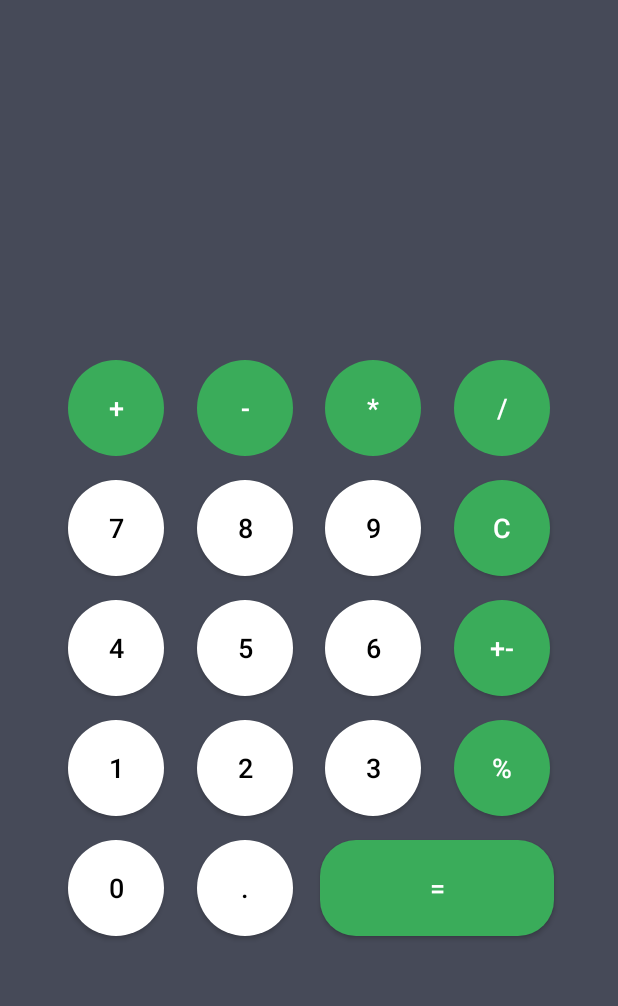
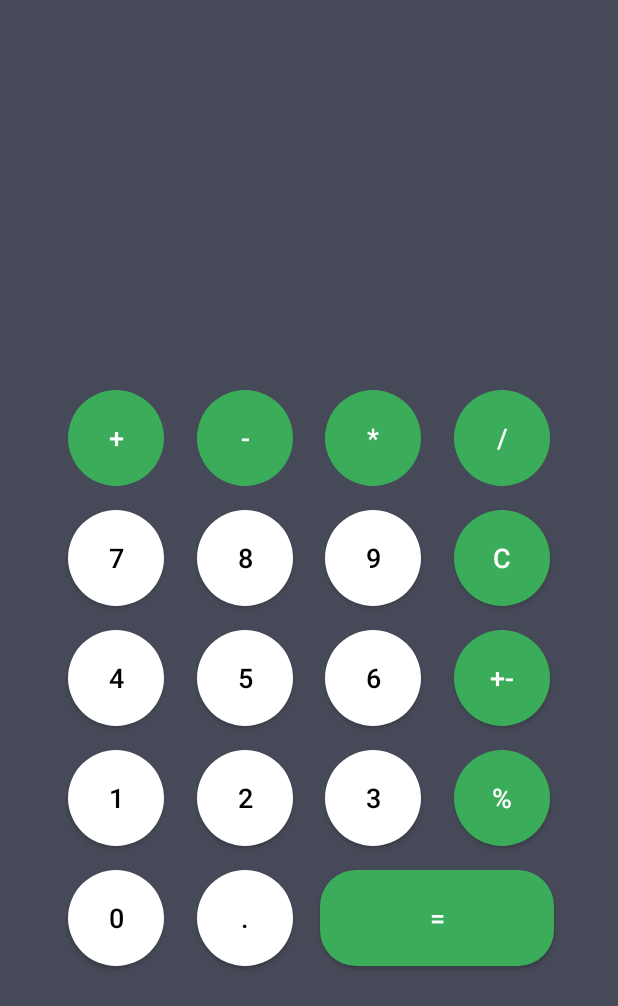
Before and after one commit to KareemElnagar/SimpleCalculator_UI, an Android app: the layout activity_main.xml on its own in the app's theme, with its tools: preview values and no code run, on a phone screen of 412 x 824 dp. Shown: the top 1006 px of the screen. Run offline under Robolectric (Android 15) with nearby library versions, the phone set to English and light mode, and no system bars.

Commit message:
Updating code and icon launcher

```diff
--- a/app/src/main/res/layout/activity_main.xml
+++ b/app/src/main/res/layout/activity_main.xml
@@ -15,7 +15,7 @@
         android:layout_width="156dp"
         android:layout_height="64dp"
         android:layout_marginTop="16dp"
-        android:text="="
+        android:text="@string/equalSign"
         app:layout_constraintEnd_toEndOf="@+id/modules"
         app:layout_constraintStart_toStartOf="@+id/three"
         app:layout_constraintTop_toBottomOf="@+id/three" />
@@ -26,7 +26,7 @@
         android:layout_width="64dp"
         android:layout_height="64dp"
         android:layout_marginTop="16dp"
-        android:text="."
+        android:text="@string/dot"
         android:onClick="onClickNum"
         app:layout_constraintEnd_toEndOf="@+id/two"
         app:layout_constraintStart_toStartOf="@+id/two"
@@ -38,7 +38,7 @@
         android:layout_width="64dp"
         android:layout_height="64dp"
         android:layout_marginTop="16dp"
-        android:text="0"
+        android:text="@string/zero"
         android:onClick="onClickNum"
         app:layout_constraintEnd_toEndOf="@+id/one"
         app:layout_constraintStart_toStartOf="@+id/one"
@@ -50,7 +50,7 @@
         android:layout_width="64dp"
         android:layout_height="64dp"
         android:layout_marginTop="16dp"
-        android:text="3"
+        android:text="@string/three"
         android:onClick="onClickNum"
         app:layout_constraintEnd_toEndOf="@+id/six"
         app:layout_constraintStart_toStartOf="@+id/six"
@@ -62,7 +62,7 @@
         android:layout_width="64dp"
         android:layout_height="64dp"
         android:layout_marginTop="16dp"
-        android:text="2"
+        android:text="@string/two"
         android:onClick="onClickNum"
         app:layout_constraintEnd_toEndOf="@+id/five"
         app:layout_constraintStart_toStartOf="@+id/five"
@@ -74,7 +74,7 @@
         android:layout_width="64dp"
         android:layout_height="64dp"
         android:layout_marginTop="16dp"
-        android:text="1"
+        android:text="@string/one"
         android:onClick="onClickNum"
         app:layout_constraintEnd_toEndOf="@+id/four"
         app:layout_constraintStart_toStartOf="@+id/four"
@@ -86,7 +86,7 @@
         android:layout_width="64dp"
         android:layout_height="64dp"
         android:layout_marginTop="16dp"
-        android:text="%"
+        android:text="@string/modules"
         app:layout_constraintEnd_toEndOf="@+id/plusMinus"
         app:layout_constraintStart_toStartOf="@+id/plusMinus"
         app:layout_constraintTop_toBottomOf="@+id/plusMinus" />
@@ -97,7 +97,7 @@
         android:layout_width="64dp"
         android:layout_height="64dp"
         android:layout_marginTop="16dp"
-        android:text="+-"
+        android:text="@string/plusMinus"
         app:layout_constraintEnd_toEndOf="@+id/clearIcon"
         app:layout_constraintStart_toStartOf="@+id/clearIcon"
         app:layout_constraintTop_toBottomOf="@+id/clearIcon" />
@@ -108,7 +108,7 @@
         android:layout_width="64dp"
         android:layout_height="64dp"
         android:layout_marginTop="16dp"
-        android:text="6"
+        android:text="@string/six"
         android:onClick="onClickNum"
         app:layout_constraintEnd_toEndOf="@+id/nineIcon"
         app:layout_constraintStart_toStartOf="@+id/nineIcon"
@@ -120,7 +120,7 @@
         android:layout_width="64dp"
         android:layout_height="64dp"
         android:layout_marginTop="16dp"
-        android:text="5"
+        android:text="@string/five"
         android:onClick="onClickNum"
         app:layout_constraintEnd_toEndOf="@+id/eightIcon"
         app:layout_constraintStart_toStartOf="@+id/eightIcon"
@@ -132,7 +132,7 @@
         android:layout_width="64dp"
         android:layout_height="64dp"
         android:layout_marginTop="16dp"
-        android:text="4"
+        android:text="@string/four"
         android:onClick="onClickNum"
         app:layout_constraintEnd_toEndOf="@+id/sevenIcon"
         app:layout_constraintStart_toStartOf="@+id/sevenIcon"
@@ -144,7 +144,7 @@
         android:layout_width="64dp"
         android:layout_height="64dp"
         android:layout_marginTop="16dp"
-        android:text="C"
+        android:text="@string/clear"
         app:layout_constraintEnd_toEndOf="@+id/divideIcon"
         app:layout_constraintStart_toStartOf="@+id/divideIcon"
         app:layout_constraintTop_toBottomOf="@+id/divideIcon" />
@@ -155,7 +155,7 @@
         android:layout_width="64dp"
         android:layout_height="64dp"
         android:layout_marginTop="16dp"
-        android:text="8"
+        android:text="@string/eight"
         android:onClick="onClickNum"
         app:layout_constraintEnd_toEndOf="@+id/minusIcon"
         app:layout_constraintStart_toStartOf="@+id/minusIcon"
@@ -167,7 +167,7 @@
         android:layout_width="64dp"
         android:layout_height="64dp"
         android:layout_marginTop="16dp"
-        android:text="9"
+        android:text="@string/nine"
         android:onClick="onClickNum"
         app:layout_constraintEnd_toEndOf="@+id/multiplyIcon"
         app:layout_constraintStart_toStartOf="@+id/multiplyIcon"
@@ -179,7 +179,7 @@
         android:layout_width="64dp"
         android:layout_height="64dp"
         android:layout_marginTop="16dp"
-        android:text="7"
+        android:text="@string/seven"
         android:onClick="onClickNum"
         app:layout_constraintEnd_toEndOf="@+id/plusIcon"
         app:layout_constraintStart_toStartOf="@+id/plusIcon"
@@ -190,10 +190,10 @@
         android:id="@+id/text_num"
         android:layout_width="match_parent"
         android:layout_height="80dp"
-        android:gravity="right"
+        android:layout_marginTop="140dp"
+        android:gravity="end"
+        android:maxLength="12"
         android:text=""
-        android:maxLength="12"
-        android:layout_marginTop="@dimen/marginGiant"
 
         android:textColor="@color/brand"
         android:textSize="@dimen/textGiant"
@@ -207,7 +207,7 @@
         android:layout_width="64dp"
         android:layout_height="64dp"
         android:layout_marginTop="16dp"
-        android:text="+"
+        android:text="@string/plus"
         app:layout_constraintEnd_toStartOf="@+id/minusIcon"
         app:layout_constraintHorizontal_bias="0.5"
         app:layout_constraintStart_toStartOf="parent"
@@ -219,7 +219,7 @@
         android:layout_width="64dp"
         android:layout_height="64dp"
         android:layout_marginTop="16dp"
-        android:text="-"
+        android:text="@string/minus"
         app:layout_constraintEnd_toStartOf="@+id/multiplyIcon"
         app:layout_constraintHorizontal_bias="0.5"
         app:layout_constraintStart_toEndOf="@+id/plusIcon"
@@ -231,7 +231,7 @@
         android:layout_width="64dp"
         android:layout_height="64dp"
         android:layout_marginTop="16dp"
-        android:text="*"
+        android:text="@string/multiply"
         app:layout_constraintEnd_toStartOf="@+id/divideIcon"
         app:layout_constraintHorizontal_bias="0.5"
         app:layout_constraintStart_toEndOf="@+id/minusIcon"
@@ -243,7 +243,7 @@
         android:layout_width="64dp"
         android:layout_height="64dp"
         android:layout_marginTop="16dp"
-        android:text="/"
+        android:text="@string/division"
         app:layout_constraintEnd_toEndOf="parent"
         app:layout_constraintHorizontal_bias="0.5"
         app:layout_constraintStart_toEndOf="@+id/multiplyIcon"
--- a/app/src/main/res/mipmap-anydpi-v26/ic_launcher.xml
+++ b/app/src/main/res/mipmap-anydpi-v26/ic_launcher.xml
@@ -1,6 +1,5 @@
 <?xml version="1.0" encoding="utf-8"?>
 <adaptive-icon xmlns:android="http://schemas.android.com/apk/res/android">
-    <background android:drawable="@drawable/ic_launcher_background" />
-    <foreground android:drawable="@drawable/ic_launcher_foreground" />
-    <monochrome android:drawable="@drawable/ic_launcher_foreground" />
+    <background android:drawable="@color/ic_launcher_background"/>
+    <foreground android:drawable="@mipmap/ic_launcher_foreground"/>
 </adaptive-icon>
--- a/app/src/main/res/mipmap-anydpi-v26/ic_launcher_round.xml
+++ b/app/src/main/res/mipmap-anydpi-v26/ic_launcher_round.xml
@@ -1,6 +1,5 @@
 <?xml version="1.0" encoding="utf-8"?>
 <adaptive-icon xmlns:android="http://schemas.android.com/apk/res/android">
-    <background android:drawable="@drawable/ic_launcher_background" />
-    <foreground android:drawable="@drawable/ic_launcher_foreground" />
-    <monochrome android:drawable="@drawable/ic_launcher_foreground" />
+    <background android:drawable="@color/ic_launcher_background"/>
+    <foreground android:drawable="@mipmap/ic_launcher_foreground"/>
 </adaptive-icon>
--- a/app/src/main/res/values/strings.xml
+++ b/app/src/main/res/values/strings.xml
@@ -1,3 +1,22 @@
 <resources>
     <string name="app_name">BK_course</string>
+    <string name="equalSign">=</string>
+    <string name="dot">.</string>
+    <string name="zero">0</string>
+    <string name="three">3</string>
+    <string name="two">2</string>
+    <string name="one">1</string>
+    <string name="modules">%</string>
+    <string name="plusMinus">+-</string>
+    <string name="six">6</string>
+    <string name="five">5</string>
+    <string name="four">4</string>
+    <string name="clear">C</string>
+    <string name="eight">8</string>
+    <string name="nine">9</string>
+    <string name="seven">7</string>
+    <string name="plus">+</string>
+    <string name="minus">-</string>
+    <string name="multiply">*</string>
+    <string name="division">/</string>
 </resources>
```
Also changed, not shown: app/src/main/java/com/example/bk_course/MainActivity.kt (+21 -41 lines), app/src/main/res/mipmap-hdpi/ic_launcher.webp (deleted), app/src/main/res/mipmap-hdpi/ic_launcher_round.webp (deleted), app/src/main/res/mipmap-mdpi/ic_launcher.webp (deleted), app/src/main/res/mipmap-mdpi/ic_launcher_round.webp (deleted), app/src/main/res/mipmap-xhdpi/ic_launcher.webp (deleted), app/src/main/res/mipmap-xhdpi/ic_launcher_round.webp (deleted), app/src/main/res/mipmap-xxhdpi/ic_launcher.webp (deleted), app/src/main/res/mipmap-xxhdpi/ic_launcher_round.webp (deleted), app/src/main/res/mipmap-xxxhdpi/ic_launcher.webp (deleted), app/src/main/res/mipmap-xxxhdpi/ic_launcher_round.webp (deleted).
